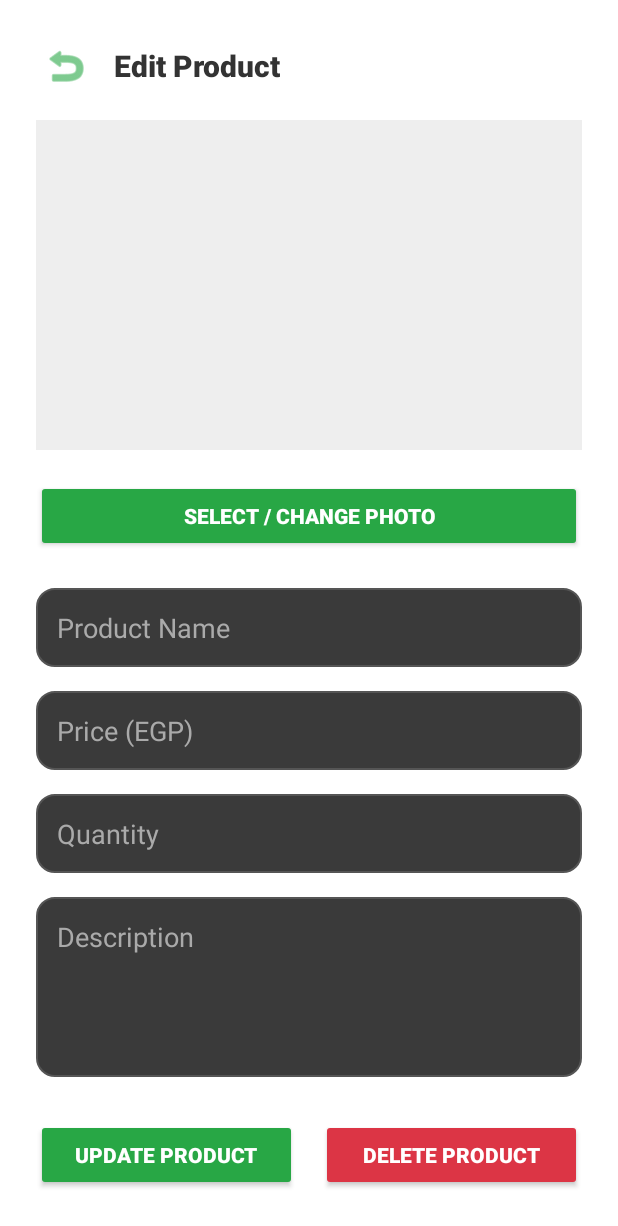
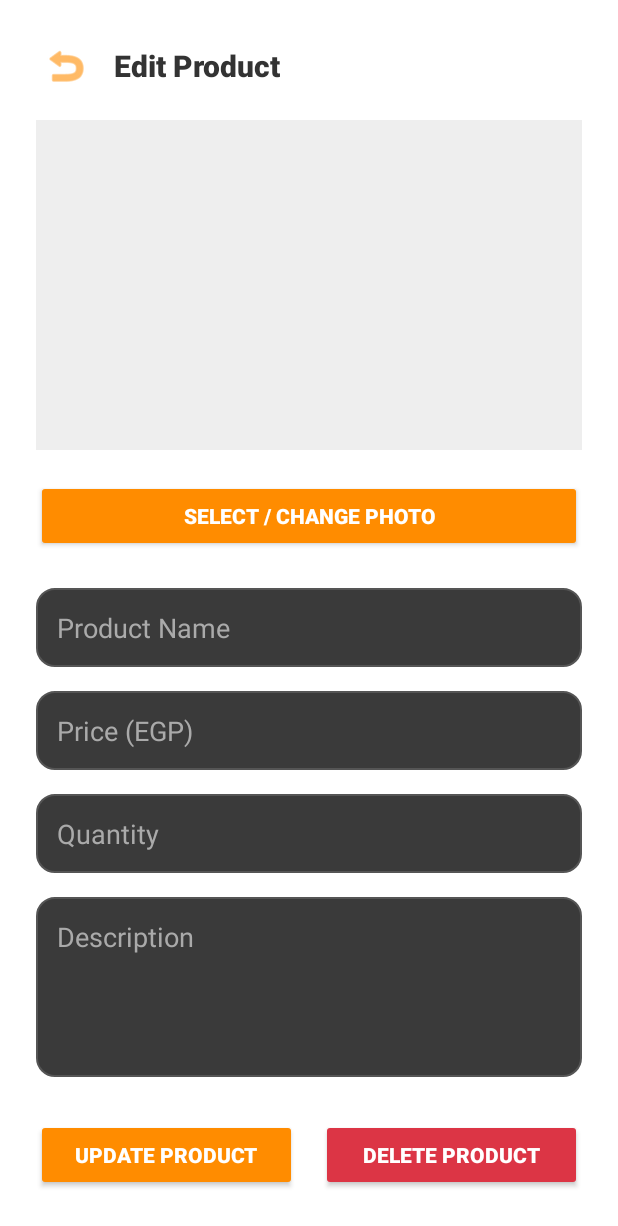
Before and after one commit to CasuallyC0ding/Cravings, an Android app built with Jetpack Compose: the EditProductActivity screen opened directly, with no data from a screen before it, on a phone screen of 412 x 824 dp. Shown: the top 1226 px of the screen. Run offline under Robolectric (Android 15) with nearby library versions, the phone set to English and light mode, and no system bars; our stand-ins replace Firebase (no records; nobody signed in at launch, a user with empty details on screens opened directly); libraries missing offline, so code that uses them is left out: com.amazonaws.auth, com.amazonaws.mobileconnectors, com.amazonaws.regions, com.amazonaws.services; pictures from the network do not load; 1 statement that could not run was skipped.

Commit message:
Menu done

```diff
--- a/app/src/main/java/com/example/cravings/baseActivities/AddProductActivity.kt
+++ b/app/src/main/java/com/example/cravings/baseActivities/AddProductActivity.kt
@@ -7,6 +7,7 @@ import android.os.Bundle
 import android.util.Log
 import android.widget.Button
 import android.widget.EditText
+import android.widget.ImageButton
 import android.widget.ImageView
 import android.widget.Toast
 import androidx.activity.result.contract.ActivityResultContracts
@@ -34,6 +35,7 @@ class AddProductActivity : AppCompatActivity() {
     private lateinit var saveBtn: Button
     private lateinit var uploadPhotoBtn: Button
     private lateinit var imagePreview: ImageView
+    private lateinit var backButton: ImageButton
 
     private var selectedImageUri: Uri? = null
 
@@ -56,6 +58,7 @@ class AddProductActivity : AppCompatActivity() {
         setContentView(R.layout.activity_add_product)
 
         // Initialize UI
+        backButton = findViewById(R.id.backButton)
         nameField = findViewById(R.id.editProductName)
         priceField = findViewById(R.id.editProductPrice)
         quantityField = findViewById(R.id.editProductQuantity)
@@ -63,7 +66,7 @@ class AddProductActivity : AppCompatActivity() {
         saveBtn = findViewById(R.id.btnSaveProduct)
         uploadPhotoBtn = findViewById(R.id.btnUploadPhoto)
         imagePreview = findViewById(R.id.imagePreview)
-
+        backButton.setOnClickListener { onBackPressed() }
         // Open gallery when clicking "Select Photo"
         uploadPhotoBtn.setOnClickListener {
             val intent = Intent(Intent.ACTION_PICK)
--- a/app/src/main/res/layout/activity_edit_product.xml
+++ b/app/src/main/res/layout/activity_edit_product.xml
@@ -28,7 +28,7 @@
                 android:layout_height="40dp"
                 android:background="?attr/selectableItemBackgroundBorderless"
                 android:src="@android:drawable/ic_menu_revert"
-                app:tint="#28A745"
+                app:tint="#FF8C00"
                 android:contentDescription="Back" />
 
             <TextView
@@ -75,7 +75,7 @@
             android:text="Select / Change Photo"
             android:textStyle="bold"
             android:textColor="@android:color/white"
-            android:backgroundTint="#28A745"
+            android:backgroundTint="#FF8C00"
             android:elevation="2dp"
             android:layout_marginBottom="24dp" />
 
@@ -87,7 +87,7 @@
             android:hint="Product Name"
             android:background="@drawable/rounded_input"
             android:padding="14dp"
-            android:textColor="#333333"
+            android:textColor="#FFFFFF"
             android:textColorHint="#AAAAAA"
             android:layout_marginBottom="16dp" />
 
@@ -99,7 +99,7 @@
             android:inputType="numberDecimal"
             android:background="@drawable/rounded_input"
             android:padding="14dp"
-            android:textColor="#333333"
+            android:textColor="#FFFFFF"
             android:textColorHint="#AAAAAA"
             android:layout_marginBottom="16dp" />
 
@@ -111,7 +111,7 @@
             android:inputType="number"
             android:background="@drawable/rounded_input"
             android:padding="14dp"
-            android:textColor="#333333"
+            android:textColor="#FFFFFF"
             android:textColorHint="#AAAAAA"
             android:layout_marginBottom="16dp" />
 
@@ -123,7 +123,7 @@
             android:gravity="top|start"
             android:background="@drawable/rounded_input"
             android:padding="14dp"
-            android:textColor="#333333"
+            android:textColor="#FFFFFF"
             android:textColorHint="#AAAAAA"
             android:layout_marginBottom="28dp" />
 
@@ -143,7 +143,7 @@
                 android:text="Update Product"
                 android:textStyle="bold"
                 android:textColor="@android:color/white"
-                android:backgroundTint="#28A745"
+                android:backgroundTint="#FF8C00"
                 android:elevation="2dp"
                 android:layout_marginEnd="8dp" />
 
--- a/app/src/main/res/layout/activity_product.xml
+++ b/app/src/main/res/layout/activity_product.xml
@@ -23,7 +23,7 @@
             android:background="?attr/selectableItemBackgroundBorderless"
             android:src="@android:drawable/ic_menu_revert"
             android:contentDescription="Back"
-            app:tint="#28A745" />
+            app:tint="#FF8C00" />
 
         <TextView
             android:layout_width="0dp"
@@ -54,7 +54,7 @@
         android:layout_alignParentEnd="true"
         android:layout_alignParentBottom="true"
         android:layout_margin="24dp"
-        android:backgroundTint="#28A745"
+        android:backgroundTint="#FF8C00"
         android:tint="@android:color/white"
-        app:srcCompat="@drawable/ic_profile_placeholder" />
+        app:srcCompat="@drawable/ic_add" />
 </RelativeLayout>
--- a/app/src/main/res/layout/item_product.xml
+++ b/app/src/main/res/layout/item_product.xml
@@ -44,7 +44,7 @@
             android:layout_height="wrap_content"
             android:text="EGP 0.00"
             android:textSize="16sp"
-            android:textColor="#28A745"
+            android:textColor="#000000"
             android:textStyle="bold"
             android:layout_marginBottom="4dp"/>
 
```
Also changed, not shown: app/src/main/res/layout/activity_add_product.xml (+6 -6 lines).
